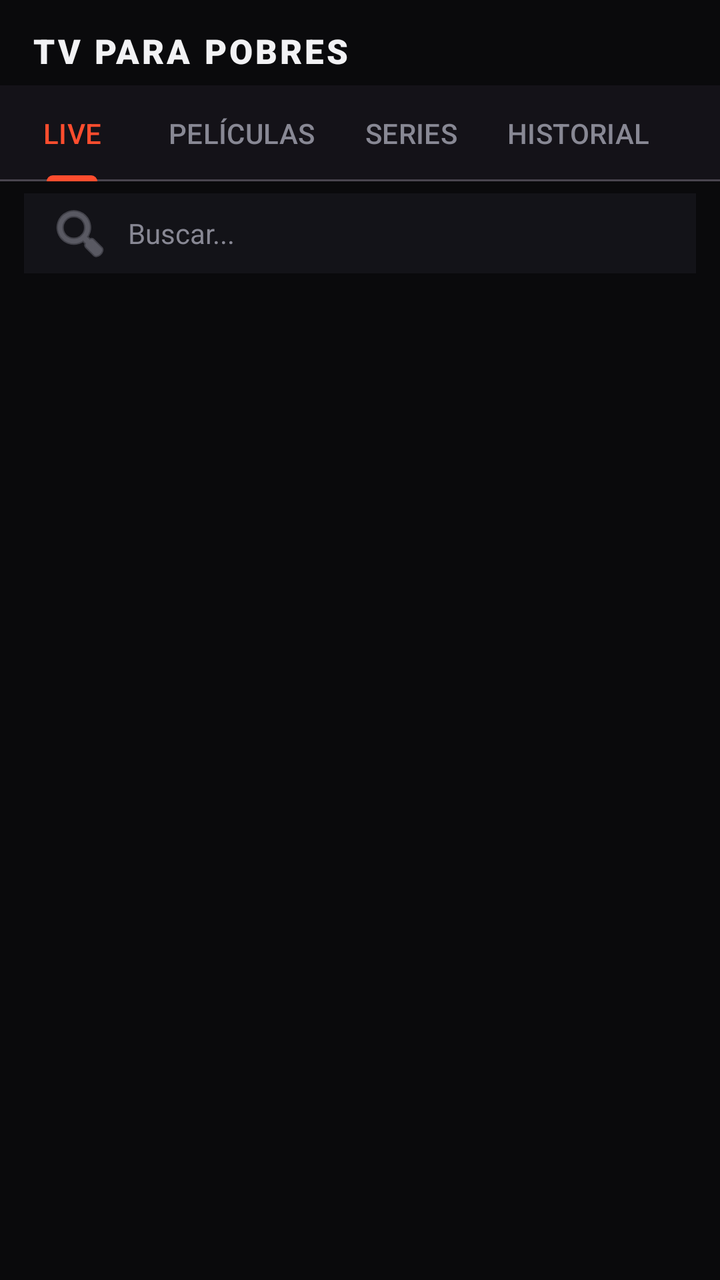
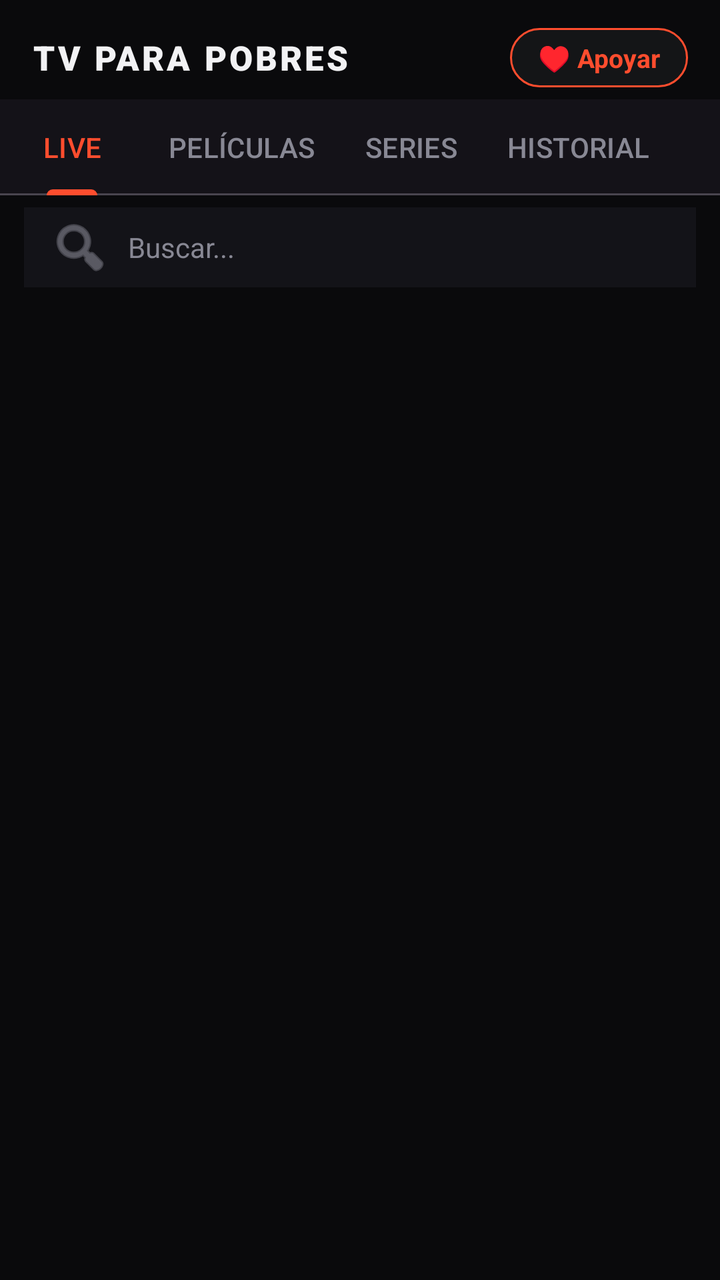

Screens rendered from an Android XML layout before and after an edit, with the pre-edit source and the edit as a unified diff.
<!-- AndroidManifest.xml: application theme Theme.TVParaPobres -->
<!-- res/layout/activity_main.xml -->
<?xml version="1.0" encoding="utf-8"?>
<LinearLayout xmlns:android="http://schemas.android.com/apk/res/android"
    xmlns:app="http://schemas.android.com/apk/res-auto"
    android:layout_width="match_parent"
    android:layout_height="match_parent"
    android:orientation="vertical"
    android:background="@color/black">

    <TextView
        android:id="@+id/brandTitle"
        android:layout_width="wrap_content"
        android:layout_height="wrap_content"
        android:layout_gravity="start"
        android:layout_marginStart="16dp"
        android:layout_marginTop="14dp"
        android:fontFamily="sans-serif-black"
        android:letterSpacing="0.08"
        android:text="TV PARA POBRES"
        android:textColor="@color/textPrimary"
        android:textSize="17sp" />

    <com.google.android.material.tabs.TabLayout
        android:id="@+id/tabLayout"
        android:layout_width="match_parent"
        android:layout_height="wrap_content"
        android:layout_marginTop="6dp"
        app:tabIndicatorColor="@color/accent"
        app:tabSelectedTextColor="@color/accent"
        app:tabTextColor="@color/textSecondary"
        app:tabIndicatorHeight="3dp"
        app:tabMode="scrollable">

        <com.google.android.material.tabs.TabItem
            android:layout_width="wrap_content"
            android:layout_height="wrap_content"
            android:text="LIVE" />
        <com.google.android.material.tabs.TabItem
            android:layout_width="wrap_content"
            android:layout_height="wrap_content"
            android:text="PELÍCULAS" />
        <com.google.android.material.tabs.TabItem
            android:layout_width="wrap_content"
            android:layout_height="wrap_content"
            android:text="SERIES" />
        <com.google.android.material.tabs.TabItem
            android:layout_width="wrap_content"
            android:layout_height="wrap_content"
            android:text="HISTORIAL" />
    </com.google.android.material.tabs.TabLayout>

    <EditText
        android:id="@+id/searchBox"
        android:layout_width="match_parent"
        android:layout_height="40dp"
        android:layout_marginHorizontal="12dp"
        android:layout_marginTop="6dp"
        android:background="@color/panel"
        android:drawableStart="@android:drawable/ic_menu_search"
        android:drawablePadding="8dp"
        android:drawableTint="@color/textSecondary"
        android:fontFamily="sans-serif"
        android:hint="Buscar..."
        android:inputType="text"
        android:maxLines="1"
        android:paddingHorizontal="12dp"
        android:textColor="@color/textPrimary"
        android:textColorHint="@color/textSecondary"
        android:textSize="14sp" />

    <HorizontalScrollView
        android:id="@+id/catScroller"
        android:layout_width="match_parent"
        android:layout_height="wrap_content"
        android:fillViewport="true"
        android:scrollbars="none">

        <LinearLayout
            android:id="@+id/catRow"
            android:layout_width="wrap_content"
            android:layout_height="wrap_content"
            android:orientation="horizontal"
            android:paddingHorizontal="12dp"
            android:paddingVertical="6dp" />
    </HorizontalScrollView>

    <androidx.recyclerview.widget.RecyclerView
        android:id="@+id/grid"
        android:layout_width="match_parent"
        android:layout_height="0dp"
        android:layout_weight="1"
        android:clipToPadding="false"
        android:paddingHorizontal="12dp"
        android:paddingVertical="8dp" />

    <ProgressBar
        android:id="@+id/loading"
        android:layout_width="wrap_content"
        android:layout_height="0dp"
        android:layout_gravity="center"
        android:layout_weight="1"
        android:indeterminateTint="@color/accent"
        android:visibility="gone" />
</LinearLayout>
<!-- resources referenced by this layout -->
<resources>
  <color name="accent">#ff4d2e</color>
  <color name="black">#0a0a0c</color>
  <color name="panel">#131318</color>
  <color name="textPrimary">#f2f2f4</color>
  <color name="textSecondary">#888894</color>
  <style name="Theme.TVParaPobres" parent="Theme.Material3.Dark.NoActionBar">
          <item name="colorPrimary">@color/accent</item>
          <item name="colorOnPrimary">@color/textPrimary</item>
          <item name="colorSecondary">@color/accent2</item>
          <item name="android:colorBackground">@color/black</item>
          <item name="android:statusBarColor">@color/black</item>
          <item name="android:navigationBarColor">@color/black</item>
          <item name="android:windowBackground">@color/black</item>
      </style>
  <color name="accent2">#d6283c</color>
</resources>

<!-- the commit's change to res/layout/activity_main.xml (unified diff, before → after) -->
@@ -4,26 +4,49 @@
     android:layout_width="match_parent"
     android:layout_height="match_parent"
     android:orientation="vertical"
-    android:background="@color/black">
+    android:background="@color/black"
+    android:focusable="true"
+    android:focusableInTouchMode="true">
 
-    <TextView
-        android:id="@+id/brandTitle"
-        android:layout_width="wrap_content"
+    <LinearLayout
+        android:layout_width="match_parent"
         android:layout_height="wrap_content"
-        android:layout_gravity="start"
-        android:layout_marginStart="16dp"
-        android:layout_marginTop="14dp"
-        android:fontFamily="sans-serif-black"
-        android:letterSpacing="0.08"
-        android:text="TV PARA POBRES"
-        android:textColor="@color/textPrimary"
-        android:textSize="17sp" />
+        android:orientation="horizontal"
+        android:gravity="center_vertical"
+        android:paddingHorizontal="16dp"
+        android:paddingTop="14dp"
+        android:paddingBottom="4dp">
+
+        <TextView
+            android:layout_width="0dp"
+            android:layout_height="wrap_content"
+            android:layout_weight="1"
+            android:fontFamily="sans-serif-black"
+            android:letterSpacing="0.08"
+            android:text="TV PARA POBRES"
+            android:textColor="@color/textPrimary"
+            android:textSize="17sp" />
+
+        <TextView
+            android:id="@+id/btnDonate"
+            android:layout_width="wrap_content"
+            android:layout_height="wrap_content"
+            android:background="@drawable/bg_donate"
+            android:paddingHorizontal="14dp"
+            android:paddingVertical="6dp"
+            android:text="♥ Apoyar"
+            android:textColor="@color/accent"
+            android:textSize="13sp"
+            android:textStyle="bold"
+            android:focusable="true"
+            android:focusableInTouchMode="true" />
+    </LinearLayout>
 
     <com.google.android.material.tabs.TabLayout
         android:id="@+id/tabLayout"
         android:layout_width="match_parent"
         android:layout_height="wrap_content"
-        android:layout_marginTop="6dp"
+        android:layout_marginTop="2dp"
         app:tabIndicatorColor="@color/accent"
         app:tabSelectedTextColor="@color/accent"
         app:tabTextColor="@color/textSecondary"
@@ -90,7 +113,9 @@
         android:layout_weight="1"
         android:clipToPadding="false"
         android:paddingHorizontal="12dp"
-        android:paddingVertical="8dp" />
+        android:paddingVertical="8dp"
+        android:descendantFocusability="afterDescendants"
+        android:focusable="false" />
 
     <ProgressBar
         android:id="@+id/loading"
<!-- resource entries referenced after the edit -->
@@ -5,6 +5,14 @@
   <color name="panel">#131318</color>
   <color name="textPrimary">#f2f2f4</color>
   <color name="textSecondary">#888894</color>
+  <!-- drawable bg_donate (drawable) -->
+  <?xml version="1.0" encoding="utf-8"?>
+  <shape xmlns:android="http://schemas.android.com/apk/res/android"
+      android:shape="rectangle">
+      <solid android:color="#141517" />
+      <stroke android:width="1dp" android:color="#ff4d2e" />
+      <corners android:radius="20dp" />
+  </shape>
   <style name="Theme.TVParaPobres" parent="Theme.Material3.Dark.NoActionBar">
           <item name="colorPrimary">@color/accent</item>
           <item name="colorOnPrimary">@color/textPrimary</item>
